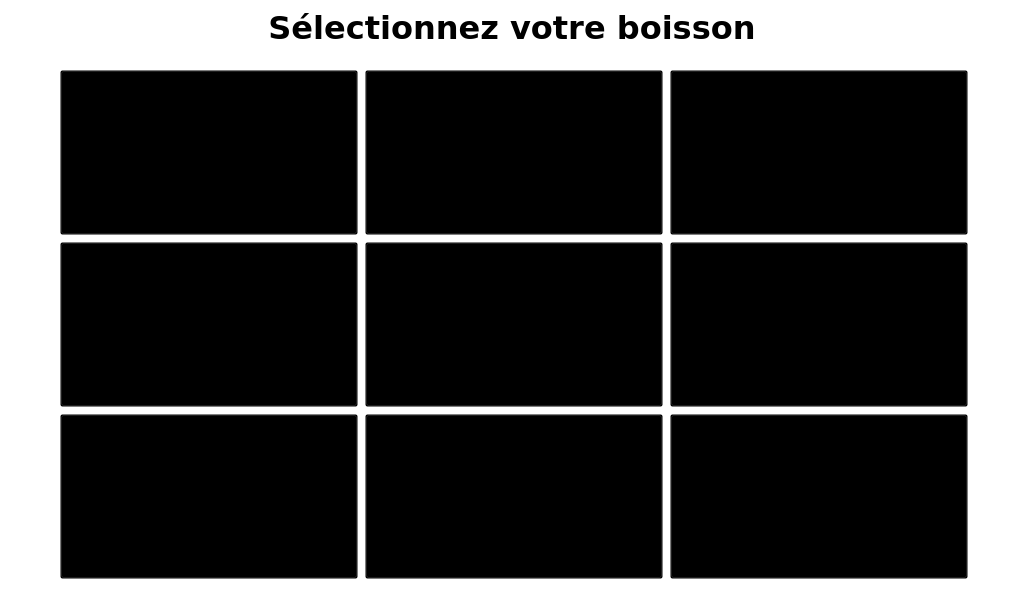
robotique-ecam/barbot-v2, file gui/ui/main.ui: the form before one commit.
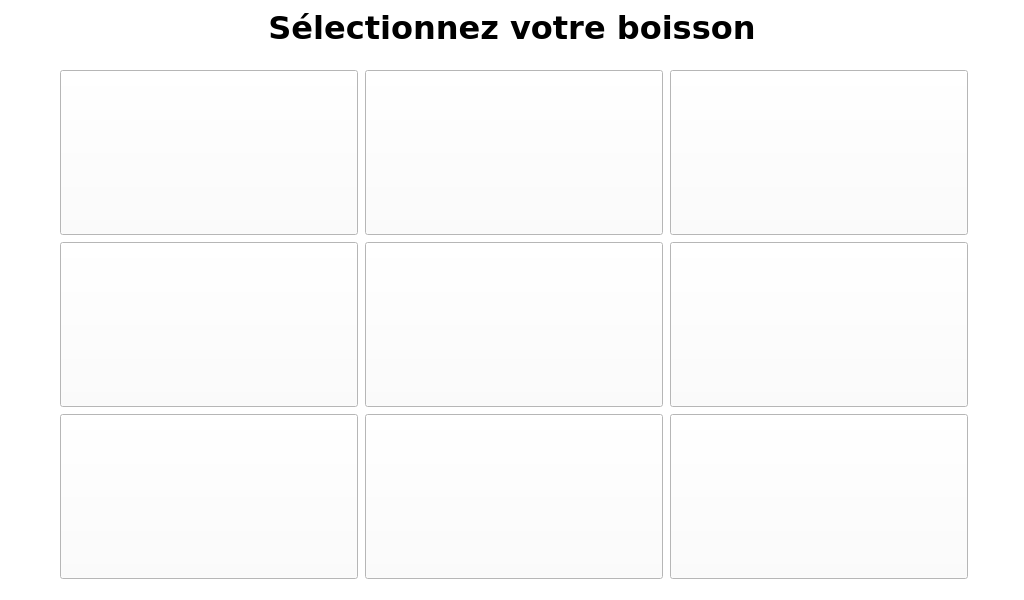
The form after the commit. Icons and pictures are not drawn.

Commit message: Fixed transparence issue

The edit to the form file:
```diff
--- a/gui/ui/main.ui
+++ b/gui/ui/main.ui
@@ -150,7 +150,7 @@
        </rect>
       </property>
       <property name="styleSheet">
-       <string notr="true">background: transparent;</string>
+       <string notr="true"/>
       </property>
       <property name="text">
        <string/>
@@ -166,7 +166,7 @@
        </rect>
       </property>
       <property name="styleSheet">
-       <string notr="true">background: transparent;</string>
+       <string notr="true"/>
       </property>
       <property name="text">
        <string/>
@@ -182,7 +182,7 @@
        </rect>
       </property>
       <property name="styleSheet">
-       <string notr="true">background: transparent;</string>
+       <string notr="true"/>
       </property>
       <property name="text">
        <string/>
@@ -198,7 +198,7 @@
        </rect>
       </property>
       <property name="styleSheet">
-       <string notr="true">background: transparent;</string>
+       <string notr="true"/>
       </property>
       <property name="text">
        <string/>
@@ -214,7 +214,7 @@
        </rect>
       </property>
       <property name="styleSheet">
-       <string notr="true">background: transparent;</string>
+       <string notr="true"/>
       </property>
       <property name="text">
        <string/>
@@ -230,7 +230,7 @@
        </rect>
       </property>
       <property name="styleSheet">
-       <string notr="true">background: transparent;</string>
+       <string notr="true"/>
       </property>
       <property name="text">
        <string/>
@@ -246,7 +246,7 @@
        </rect>
       </property>
       <property name="styleSheet">
-       <string notr="true">background: transparent;</string>
+       <string notr="true"/>
       </property>
       <property name="text">
        <string/>
@@ -262,7 +262,7 @@
        </rect>
       </property>
       <property name="styleSheet">
-       <string notr="true">background: transparent;</string>
+       <string notr="true"/>
       </property>
       <property name="text">
        <string/>
@@ -278,7 +278,7 @@
        </rect>
       </property>
       <property name="styleSheet">
-       <string notr="true">background: transparent;</string>
+       <string notr="true"/>
       </property>
       <property name="text">
        <string/>
```
The commit also changes 2 other files.
